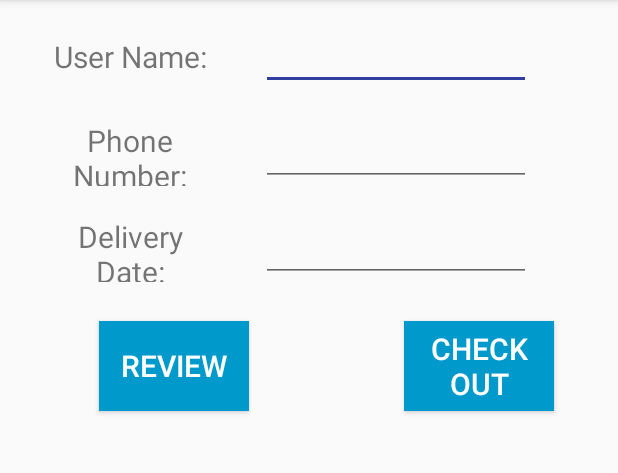
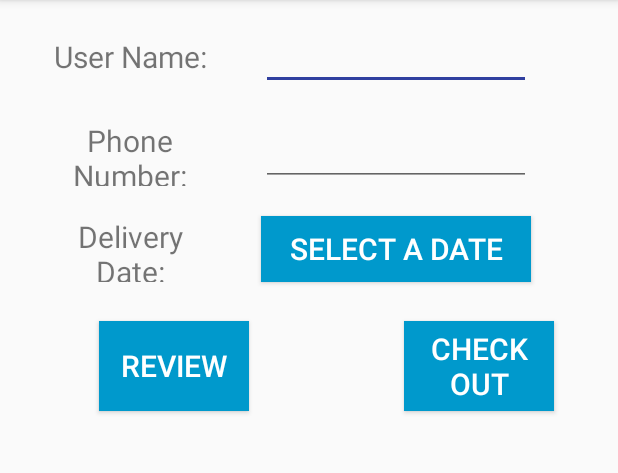
Before and after one commit to shravanbailoor/LaundryBilling, an Android app: the UserData screen opened directly, with no data from a screen before it, on a phone screen of 412 x 824 dp, the part 84-557 px from its top. Run offline under Robolectric (Android 15) with nearby library versions, the phone set to English and light mode, and no system bars.

Commit message:
Fixed Date Picker on userdata page

```diff
--- a/app/src/main/java/com/example/laundrybilling/UserData.java
+++ b/app/src/main/java/com/example/laundrybilling/UserData.java
@@ -5,11 +5,13 @@ import android.support.v4.app.DialogFragment;
 import android.support.v7.app.AppCompatActivity;
 import android.os.Bundle;
 import android.view.View;
+import android.widget.Button;
 import android.widget.EditText;
+import android.widget.Toast;
 
 public class UserData extends AppCompatActivity {
 
-    EditText tbDeliveryDate;
+    Button tbDeliveryDate;
 
     @Override
     protected void onCreate(Bundle savedInstanceState) {
@@ -19,10 +21,31 @@ public class UserData extends AppCompatActivity {
 
     }
 
+    @Override
+    protected void onResume() {
+        super.onResume();
+
+        //DETERMINE WHO STARTED THIS ACTIVITY
+        if(this.getIntent().getExtras() != null) {
+            final String sender = this.getIntent().getExtras().getString("SENDER_KEY");
+
+            //IF ITS THE FRAGMENT THEN RECEIVE DATA
+            if (sender != null) {
+                Intent i = getIntent();
+                String year = i.getStringExtra("YEAR_KEY");
+
+                //SET DATA TO TEXTVIEWS
+
+                tbDeliveryDate.setText(String.valueOf(year));
+                Toast.makeText(this, "Received", Toast.LENGTH_SHORT).show();
+
+            }
+        }
+    }
+
     public void showDatePicker(View v) {
         DialogFragment newFragment = new DatePickerFragment();
         newFragment.show(getSupportFragmentManager(), "date picker");
-
 
     }
 
--- a/app/src/main/res/layout/user_data.xml
+++ b/app/src/main/res/layout/user_data.xml
@@ -79,19 +79,18 @@
         app:layout_constraintTop_toBottomOf="@+id/textPhoneNumber" />
 
 
-    <EditText
+    <Button
         android:id="@+id/calDeliveryDate"
         android:layout_width="180dp"
         android:layout_height="44dp"
         android:layout_marginTop="20dp"
         android:layout_marginLeft="32dp"
         android:layout_marginStart="32dp"
-        android:ems="10"
         android:onClick="showDatePicker"
-        android:inputType="date"
-        android:textAlignment="center"
+        android:text="select a date"
+        android:background="@android:color/holo_blue_dark"
+        android:textColor="@android:color/white"
         android:textSize="20sp"
-        android:gravity="center_vertical"
         app:layout_constraintTop_toBottomOf="@+id/tbPhoneNumber"
         app:layout_constraintStart_toEndOf="@+id/textDeliveryDate"
         app:layout_constraintBottom_toTopOf="@+id/buttonCheckOut"/>
@@ -108,7 +107,7 @@
         android:textColor="@android:color/white"
         android:textSize="20sp"
         app:layout_constraintEnd_toEndOf="parent"
-        app:layout_constraintStart_toEndOf="@id/buttonReview"
+        app:layout_constraintStart_toEndOf="@+id/buttonReview"
         app:layout_constraintTop_toBottomOf="@+id/calDeliveryDate"/>
 
     <Button
```
Also changed, not shown: app/src/main/java/com/example/laundrybilling/DatePickerFragment.java (+14 -3 lines).
